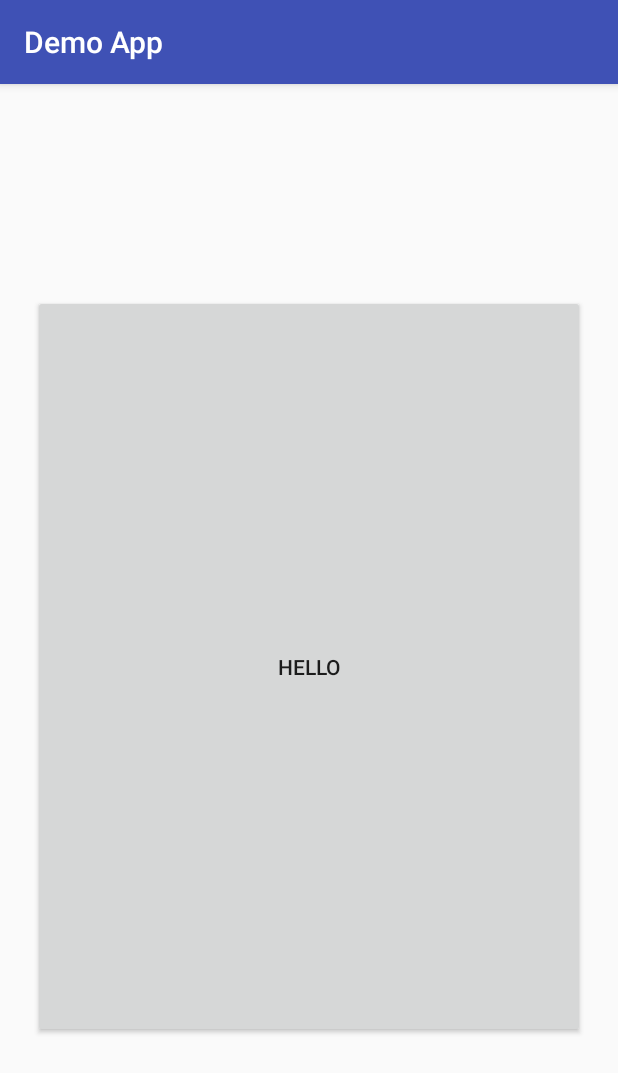
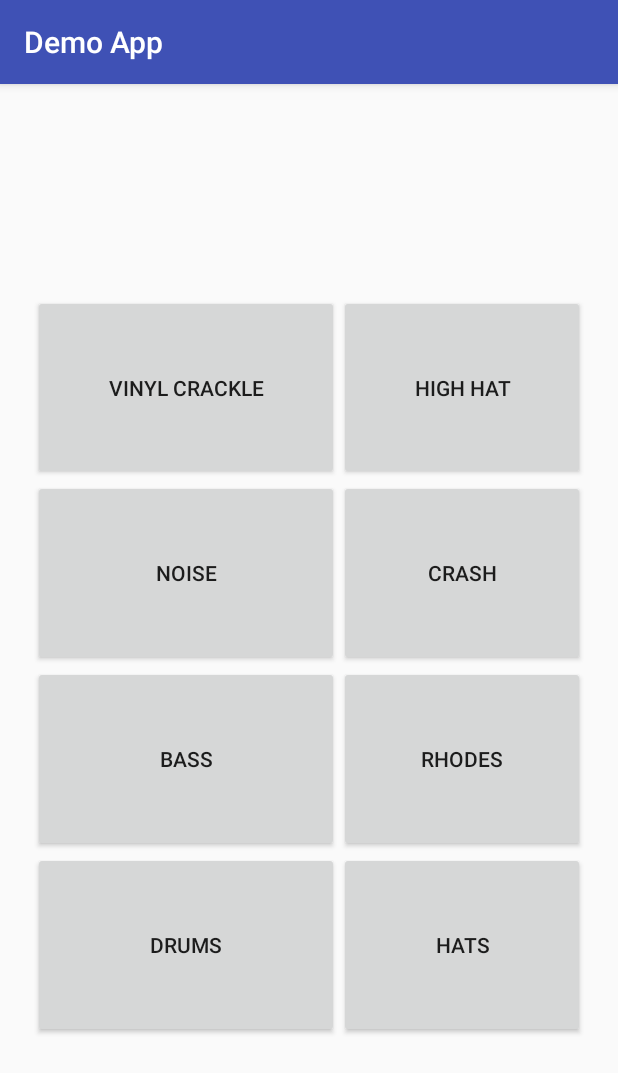
Before and after one commit to JWTappert/android-demo, an Android app: the screen it shows after launch (MainActivity), on a phone screen of 412 x 824 dp. Shown: the top 1073 px of the screen. Run offline under Robolectric (Android 15) with nearby library versions, the phone set to English and light mode, and no system bars.

Commit message:
All buttons in place

```diff
--- a/app/src/main/res/layout/activity_main.xml
+++ b/app/src/main/res/layout/activity_main.xml
@@ -26,13 +26,90 @@
             <Button
                 android:layout_width="wrap_content"
                 android:layout_height="wrap_content"
-                android:text="Hello"
+                android:text="Vinyl Crackle"
                 android:layout_column="0"
                 android:layout_row="0"
                 android:layout_columnWeight="1"
                 android:layout_rowWeight="1"
                 android:layout_gravity="fill"
-                android:id="@+id/button"/>
+                android:id="@+id/vinylCrackle"/>
+
+            <Button
+                android:layout_width="wrap_content"
+                android:layout_height="wrap_content"
+                android:text="High Hat"
+                android:layout_column="1"
+                android:layout_row="0"
+                android:layout_columnWeight="1"
+                android:layout_rowWeight="1"
+                android:layout_gravity="fill"
+                android:id="@+id/highHat"/>
+
+            <Button
+                android:layout_width="wrap_content"
+                android:layout_height="wrap_content"
+                android:text="Noise"
+                android:layout_column="0"
+                android:layout_row="1"
+                android:layout_columnWeight="1"
+                android:layout_rowWeight="1"
+                android:layout_gravity="fill"
+                android:id="@+id/noise"/>
+
+            <Button
+                android:layout_width="wrap_content"
+                android:layout_height="wrap_content"
+                android:text="Crash"
+                android:layout_column="1"
+                android:layout_row="1"
+                android:layout_columnWeight="1"
+                android:layout_rowWeight="1"
+                android:layout_gravity="fill"
+                android:id="@+id/crash"/>
+
+            <Button
+                android:layout_width="wrap_content"
+                android:layout_height="wrap_content"
+                android:text="Bass"
+                android:layout_column="0"
+                android:layout_row="2"
+                android:layout_columnWeight="1"
+                android:layout_rowWeight="1"
+                android:layout_gravity="fill"
+                android:id="@+id/bass"/>
+
+            <Button
+                android:layout_width="wrap_content"
+                android:layout_height="wrap_content"
+                android:text="Rhodes"
+                android:layout_column="1"
+                android:layout_row="2"
+                android:layout_columnWeight="1"
+                android:layout_rowWeight="1"
+                android:layout_gravity="fill"
+                android:id="@+id/rhodes"/>
+
+            <Button
+                android:layout_width="wrap_content"
+                android:layout_height="wrap_content"
+                android:text="Drums"
+                android:layout_column="0"
+                android:layout_row="3"
+                android:layout_columnWeight="1"
+                android:layout_rowWeight="1"
+                android:layout_gravity="fill"
+                android:id="@+id/drums"/>
+
+            <Button
+                android:layout_width="wrap_content"
+                android:layout_height="wrap_content"
+                android:text="Hats"
+                android:layout_column="1"
+                android:layout_row="3"
+                android:layout_columnWeight="1"
+                android:layout_rowWeight="1"
+                android:layout_gravity="fill"
+                android:id="@+id/hats"/>
         </GridLayout>
 
     </RelativeLayout>
```
